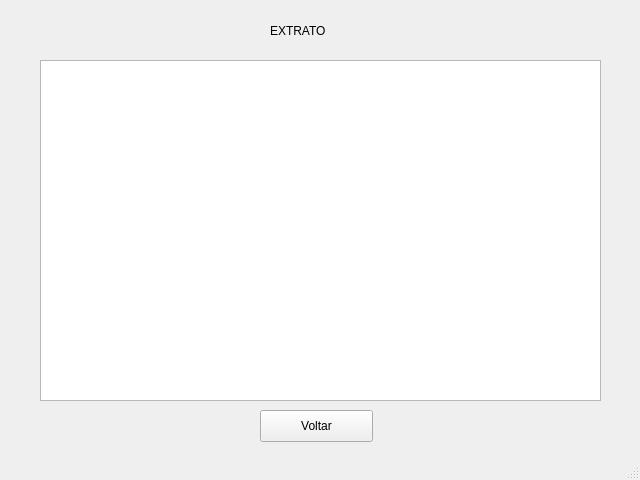
Before: the Qt Designer form ui/tela-extrato.ui in Pepyn0/Banco-POO2, drawn with Qt 5.
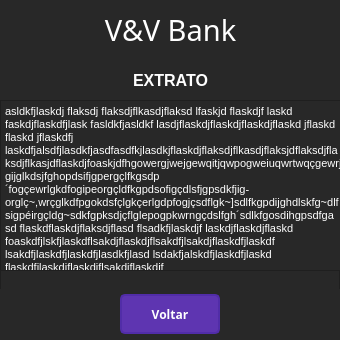
After: the same form once the commit is applied.

Commit message: Atualização das interfaces

What changed in the file:
```diff
--- a/ui/tela-extrato.ui
+++ b/ui/tela-extrato.ui
@@ -6,52 +6,275 @@
    <rect>
     <x>0</x>
     <y>0</y>
-    <width>640</width>
-    <height>480</height>
+    <width>340</width>
+    <height>340</height>
    </rect>
   </property>
+  <property name="minimumSize">
+   <size>
+    <width>340</width>
+    <height>340</height>
+   </size>
+  </property>
+  <property name="maximumSize">
+   <size>
+    <width>340</width>
+    <height>340</height>
+   </size>
+  </property>
   <property name="windowTitle">
-   <string>MainWindow</string>
+   <string>V&amp;V Extrato</string>
+  </property>
+  <property name="styleSheet">
+   <string notr="true">QFrame {
+	color: rgb(40, 40, 40)
+}</string>
   </property>
   <widget class="QWidget" name="centralwidget">
-   <widget class="QTextEdit" name="textEdit">
-    <property name="geometry">
-     <rect>
-      <x>40</x>
-      <y>60</y>
-      <width>561</width>
-      <height>341</height>
-     </rect>
+   <property name="minimumSize">
+    <size>
+     <width>340</width>
+     <height>340</height>
+    </size>
+   </property>
+   <property name="maximumSize">
+    <size>
+     <width>340</width>
+     <height>340</height>
+    </size>
+   </property>
+   <layout class="QVBoxLayout" name="verticalLayout_2">
+    <property name="spacing">
+     <number>0</number>
     </property>
-   </widget>
-   <widget class="QPushButton" name="pushButton">
-    <property name="geometry">
-     <rect>
-      <x>260</x>
-      <y>410</y>
-      <width>113</width>
-      <height>32</height>
-     </rect>
+    <property name="leftMargin">
+     <number>0</number>
     </property>
-    <property name="text">
-     <string>Voltar</string>
+    <property name="topMargin">
+     <number>0</number>
     </property>
-   </widget>
-   <widget class="QLabel" name="label">
-    <property name="geometry">
-     <rect>
-      <x>270</x>
-      <y>10</y>
-      <width>71</width>
-      <height>41</height>
-     </rect>
+    <property name="rightMargin">
+     <number>0</number>
     </property>
-    <property name="text">
-     <string>EXTRATO</string>
+    <property name="bottomMargin">
+     <number>0</number>
     </property>
-   </widget>
+    <item>
+     <widget class="QFrame" name="frame">
+      <property name="minimumSize">
+       <size>
+        <width>340</width>
+        <height>340</height>
+       </size>
+      </property>
+      <property name="maximumSize">
+       <size>
+        <width>340</width>
+        <height>340</height>
+       </size>
+      </property>
+      <property name="styleSheet">
+       <string notr="true">background-color: rgb(40, 40, 40);</string>
+      </property>
+      <property name="frameShape">
+       <enum>QFrame::StyledPanel</enum>
+      </property>
+      <property name="frameShadow">
+       <enum>QFrame::Raised</enum>
+      </property>
+      <widget class="QWidget" name="horizontalLayoutWidget">
+       <property name="geometry">
+        <rect>
+         <x>0</x>
+         <y>0</y>
+         <width>341</width>
+         <height>61</height>
+        </rect>
+       </property>
+       <layout class="QHBoxLayout" name="horizontalLayout">
+        <item>
+         <widget class="QLabel" name="labelBanco">
+          <property name="enabled">
+           <bool>true</bool>
+          </property>
+          <property name="minimumSize">
+           <size>
+            <width>0</width>
+            <height>40</height>
+           </size>
+          </property>
+          <property name="maximumSize">
+           <size>
+            <width>16777215</width>
+            <height>40</height>
+           </size>
+          </property>
+          <property name="font">
+           <font>
+            <family>MV Boli</family>
+            <pointsize>22</pointsize>
+            <weight>50</weight>
+            <bold>false</bold>
+           </font>
+          </property>
+          <property name="styleSheet">
+           <string notr="true">QLabel {
+	color: rgb(255, 255, 255);
+}</string>
+          </property>
+          <property name="text">
+           <string>V&amp;V Bank</string>
+          </property>
+          <property name="alignment">
+           <set>Qt::AlignCenter</set>
+          </property>
+         </widget>
+        </item>
+       </layout>
+      </widget>
+      <widget class="QWidget" name="horizontalLayoutWidget_2">
+       <property name="geometry">
+        <rect>
+         <x>0</x>
+         <y>289</y>
+         <width>341</width>
+         <height>51</height>
+        </rect>
+       </property>
+       <layout class="QHBoxLayout" name="horizontalLayout_2">
+        <item>
+         <widget class="QPushButton" name="pushButton_Voltar">
+          <property name="minimumSize">
+           <size>
+            <width>100</width>
+            <height>30</height>
+           </size>
+          </property>
+          <property name="maximumSize">
+           <size>
+            <width>100</width>
+            <height>40</height>
+           </size>
+          </property>
+          <property name="font">
+           <font>
+            <family>Unispace</family>
+            <weight>75</weight>
+            <bold>true</bold>
+           </font>
+          </property>
+          <property name="styleSheet">
+           <string notr="true">QPushButton {
+	
+	background-color: rgb(94, 53, 177);
+	border: 2px solid rgb(81, 45, 168);
+	border-radius: 5px;
+	color: rgb(255, 255, 255);
+}
+
+QPushButton:hover {
+	
+	background-color: rgb(60, 60, 60);
+	border: 2px solid rgb(70,70,70);
+}
+
+QPushButton:pressed {
+	
+	background-color: rgb(40, 40, 40);
+	border: 2px solid rgb(81, 45, 168);
+	color: rgb(255, 255, 255);
+}</string>
+          </property>
+          <property name="text">
+           <string>Voltar</string>
+          </property>
+         </widget>
+        </item>
+       </layout>
+      </widget>
+      <widget class="QLabel" name="labelExtrato">
+       <property name="enabled">
+        <bool>true</bool>
+       </property>
+       <property name="geometry">
+        <rect>
+         <x>0</x>
+         <y>60</y>
+         <width>341</width>
+         <height>40</height>
+        </rect>
+       </property>
+       <property name="minimumSize">
+        <size>
+         <width>0</width>
+         <height>40</height>
+        </size>
+       </property>
+       <property name="maximumSize">
+        <size>
+         <width>16777215</width>
+         <height>40</height>
+        </size>
+       </property>
+       <property name="font">
+        <font>
+         <pointsize>12</pointsize>
+         <weight>75</weight>
+         <bold>true</bold>
+        </font>
+       </property>
+       <property name="styleSheet">
+        <string notr="true">QLabel {
+	color: rgb(255, 255, 255);
+}</string>
+       </property>
+       <property name="text">
+        <string>EXTRATO</string>
+       </property>
+       <property name="alignment">
+        <set>Qt::AlignCenter</set>
+       </property>
+      </widget>
+      <widget class="QWidget" name="verticalLayoutWidget">
+       <property name="geometry">
+        <rect>
+         <x>0</x>
+         <y>100</y>
+         <width>361</width>
+         <height>171</height>
+        </rect>
+       </property>
+       <layout class="QVBoxLayout" name="verticalLayout">
+        <item>
+         <layout class="QHBoxLayout" name="horizontalLayout_5">
+          <item>
+           <widget class="QTextEdit" name="textEdit_Historico">
+            <property name="styleSheet">
+             <string notr="true">QTextEdit {
+	color: rgb(255, 255, 255);
+}</string>
+            </property>
+            <property name="readOnly">
+             <bool>true</bool>
+            </property>
+            <property name="html">
+             <string>&lt;!DOCTYPE HTML PUBLIC &quot;-//W3C//DTD HTML 4.0//EN&quot; &quot;http://www.w3.org/TR/REC-html40/strict.dtd&quot;&gt;
+&lt;html&gt;&lt;head&gt;&lt;meta name=&quot;qrichtext&quot; content=&quot;1&quot; /&gt;&lt;style type=&quot;text/css&quot;&gt;
+p, li { white-space: pre-wrap; }
+&lt;/style&gt;&lt;/head&gt;&lt;body style=&quot; font-family:'MS Shell Dlg 2'; font-size:8.25pt; font-weight:400; font-style:normal;&quot;&gt;
+&lt;p style=&quot; margin-top:0px; margin-bottom:0px; margin-left:0px; margin-right:0px; -qt-block-indent:0; text-indent:0px;&quot;&gt;asldkfjlaskdj flaksdj flaksdjflkasdjflaksd lfaskjd flaskdjf laskd faskdjflaskdfjlask fasldkfjasldkf lasdjflaskdjflaskdjflaskdjflaskd jflaskd flaskd jflaskdfj laskdfjalsdfjlasdkfjasdfasdfkjlasdkjflaskdjflaksdjflkasdjflaksjdflaksdjflaksdjflkasjdflaskdjfoaskjdfhgowergjwejgewqitjqwpogweiuqwrtwqçgewrjgijglkdsjfghopdsifjgpergçlfkgsdp´fogçewrlgkdfogipeorgçldfkgpdsofigçdlsfjgpsdkfjig-orglç~,wrçglkdfpgokdsfçlgkçerlgdpfogjçsdflgk~]sdlfkgpdijghdlskfg~dlfsigpéirgçldg~sdkfgpksdjçflglepogpkwrngçdslfgh´sdlkfgosdihgpsdfga sd flaskdflaskdjflaksdjflasd flsadkfjlaskdjf laskdjflaskdjflaskd foaskdfjlskfjlaskdflsakdjflaskdjflsakdfjlsakdjflaskdfjlaskdf lsakdfjlaskdfjlaskdfjlasdkfjlasd lsdakfjalskdfjlaskdfjlaskd flaskdfjlaskdjflaskdjflsakdjflaskdjf &lt;/p&gt;
+&lt;p style=&quot; margin-top:0px; margin-bottom:0px; margin-left:0px; margin-right:0px; -qt-block-indent:0; text-indent:0px;&quot;&gt;asdfasdf&lt;/p&gt;&lt;/body&gt;&lt;/html&gt;</string>
+            </property>
+           </widget>
+          </item>
+         </layout>
+        </item>
+       </layout>
+      </widget>
+     </widget>
+    </item>
+   </layout>
   </widget>
-  <widget class="QStatusBar" name="statusbar"/>
  </widget>
  <resources/>
  <connections/>
```
Left out of the diff: 4 changed lines with no effect on the pictures. The commit also changes 6 other files.
